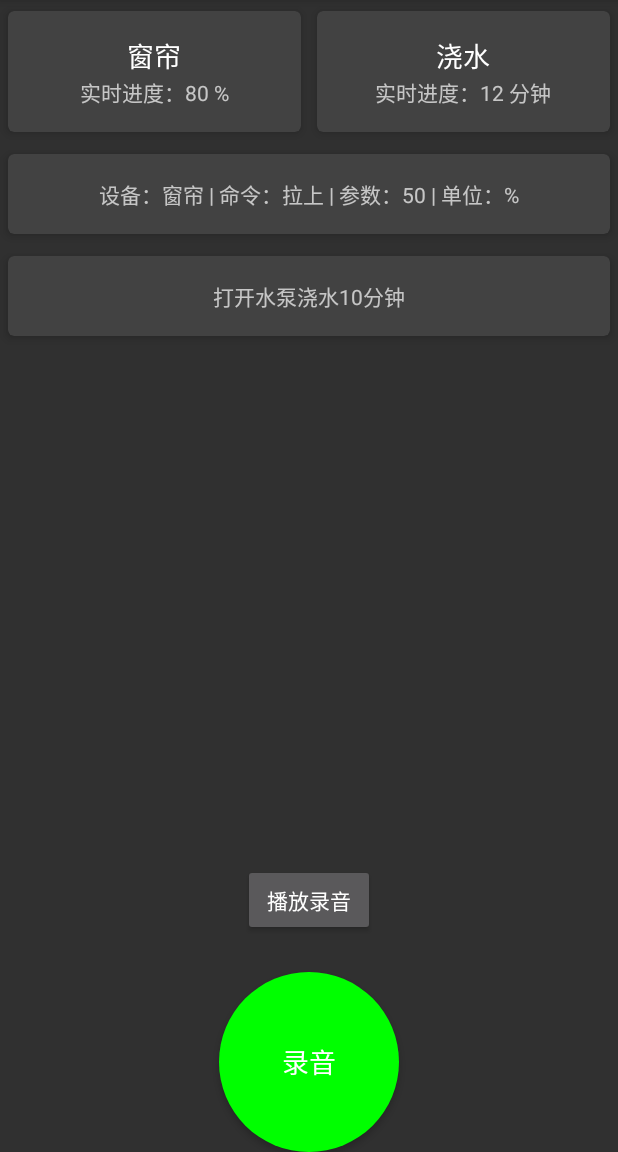
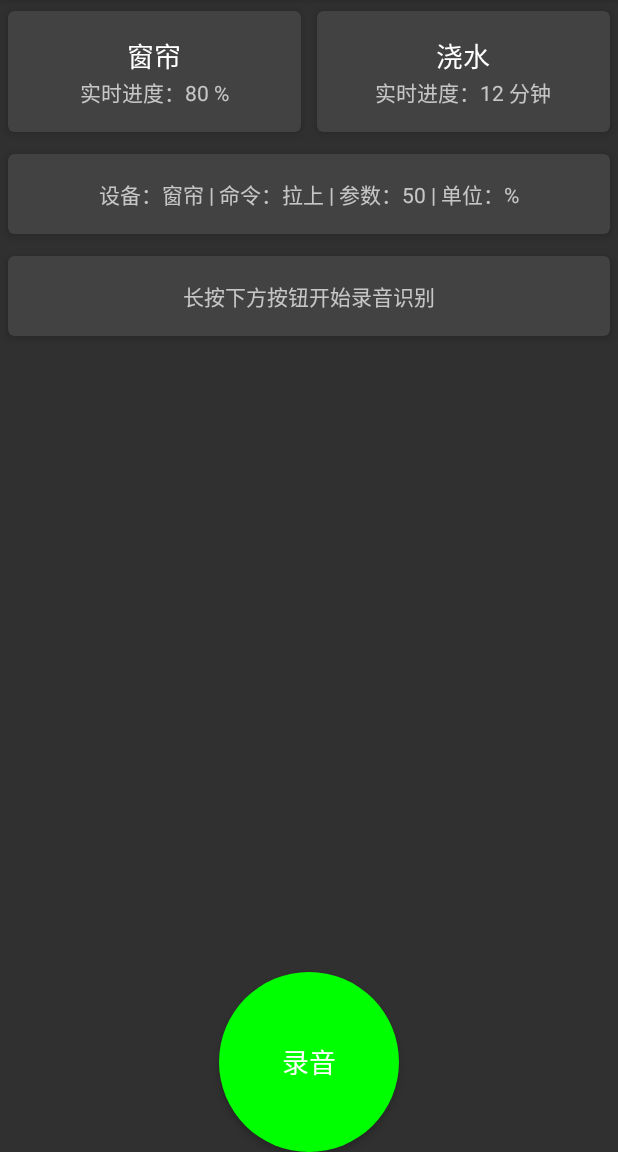
Before and after one commit to chinatsu-yan/VoiceCloud, an Android app: the screen it shows after launch (MainActivity), on a phone screen of 412 x 824 dp, the part 84-1236 px from its top. Run offline under Robolectric (Android 15) with nearby library versions, the phone set to English and light mode, and no system bars; our stand-ins replace data binding; libraries missing offline, so code that uses them is left out: com.chaquo.python; 3 statements that could not run were skipped.

Commit message:
实现了语音识别

```diff
--- a/app/src/main/java/com/senshuu/voicecloud/SmartData.kt
+++ b/app/src/main/java/com/senshuu/voicecloud/SmartData.kt
@@ -5,7 +5,7 @@ class SmartData {
     var CurtainsText = ""
     var WateringText = ""
     var DataText = ""
-    var VoiceDataText = ""
+    var VoiceDataText = "长按下方按钮开始录音识别"
 
     fun smartData() {
         val CurtainsNum = 80
@@ -20,7 +20,7 @@ class SmartData {
         val Units = "%" // % 、 分钟
         DataText = "设备：$Equipments | 命令：$Commands | 参数：$Parameters | 单位：$Units"
 
-        val VoiceData = "打开水泵浇水10分钟"
-        VoiceDataText = "$VoiceData"
+//        val VoiceData = "打开水泵浇水10分钟"
+//        VoiceDataText = "$VoiceData"
     }
 }
--- a/app/src/main/java/com/senshuu/voicecloud/Voice.kt
+++ b/app/src/main/java/com/senshuu/voicecloud/Voice.kt
@@ -8,7 +8,7 @@ import java.io.*
 class Voice(private val outputFileName: String) {
 
     private val audioSource = MediaRecorder.AudioSource.MIC
-    private val sampleRateInHz = 44100
+    private val sampleRateInHz = 16000
     private val channelConfig = AudioFormat.CHANNEL_IN_MONO
     private val audioFormat = AudioFormat.ENCODING_PCM_16BIT
     private val bufferSizeInBytes = AudioRecord.getMinBufferSize(sampleRateInHz, channelConfig, audioFormat)
--- a/app/src/main/res/layout/activity_main.xml
+++ b/app/src/main/res/layout/activity_main.xml
@@ -22,15 +22,6 @@
             android:text="录音"
             android:textColor="@color/white"
             android:textSize="18sp" />
-
-        <com.senshuu.voicecloud.CustomButton
-            android:id="@+id/btnPlay"
-            android:layout_width="wrap_content"
-            android:layout_height="wrap_content"
-            android:layout_above="@id/btnRecord"
-            android:layout_centerHorizontal="true"
-            android:layout_marginBottom="24dp"
-            android:text="播放录音" />
 
         <LinearLayout
             android:layout_width="match_parent"
--- a/build.gradle
+++ b/build.gradle
@@ -3,4 +3,5 @@ plugins {
     id 'com.android.application' version '7.4.1' apply false
     id 'com.android.library' version '7.4.1' apply false
     id 'org.jetbrains.kotlin.android' version '1.8.0' apply false
+    id 'com.chaquo.python' version '14.0.2' apply false
 }
```
Also changed, not shown: app/build.gradle (+16 -1 lines), app/src/main/AndroidManifest.xml (+20 -1 lines), app/src/main/java/com/senshuu/voicecloud/MainActivity.kt (+57 -11 lines), 1 other file.
